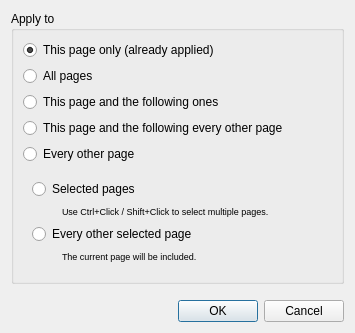
Before: the Qt Designer form filters/deskew/ui/DeskewApplyDialog.ui in 4lex4/scantailor-advanced, drawn with Qt 5.
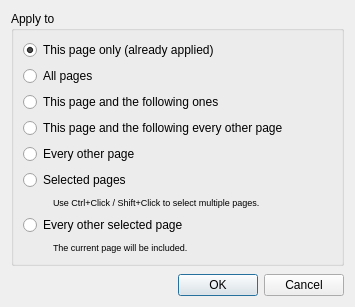
After: the same form once the commit is applied.

What changed in the file:
```diff
--- a/filters/deskew/ui/DeskewApplyDialog.ui
+++ b/filters/deskew/ui/DeskewApplyDialog.ui
@@ -10,7 +10,7 @@
     <x>0</x>
     <y>0</y>
     <width>355</width>
-    <height>333</height>
+    <height>307</height>
    </rect>
   </property>
   <layout class="QVBoxLayout" name="verticalLayout_3">
@@ -59,9 +59,6 @@
        </widget>
       </item>
       <item>
-       <widget class="QWidget" name="selectedPagesWidget" native="true">
-        <layout class="QVBoxLayout" name="verticalLayout">
-         <item>
           <widget class="QRadioButton" name="selectedPagesRB">
            <property name="text">
             <string>Selected pages</string>
@@ -138,25 +135,6 @@
             </widget>
            </item>
           </layout>
-         </item>
-         <item>
-          <spacer name="horizontalSpacer_5">
-           <property name="orientation">
-            <enum>Qt::Horizontal</enum>
-           </property>
-           <property name="sizeType">
-            <enum>QSizePolicy::Fixed</enum>
-           </property>
-           <property name="sizeHint" stdset="0">
-            <size>
-             <width>30</width>
-             <height>0</height>
-            </size>
-           </property>
-          </spacer>
-         </item>
-        </layout>
-       </widget>
       </item>
      </layout>
     </widget>
```
Lines whose indentation alone changed are shown as unchanged.
